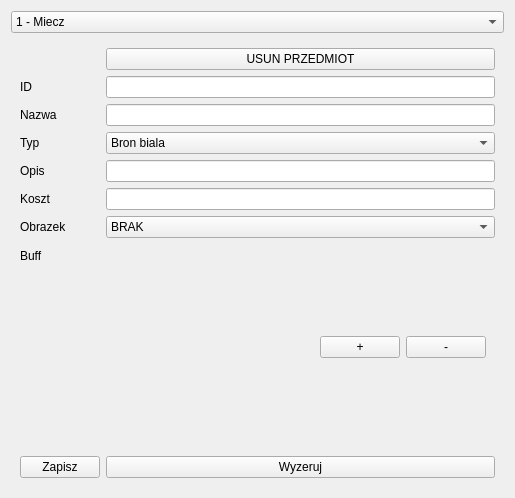
Old version of the form DataManager/forms/GUI/item/itemsview.ui in the repository jurikimurik/Witcher_Adventures_PHP_QTCPP.
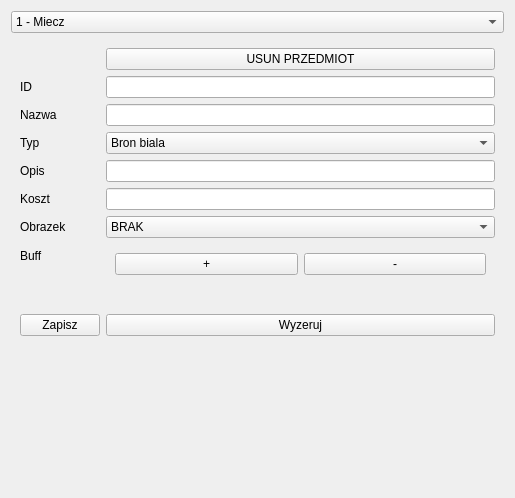
New version of the form.

Commit message: BuffView connected with ItemView.

What changed in the file:
```diff
--- a/DataManager/forms/GUI/item/itemsview.ui
+++ b/DataManager/forms/GUI/item/itemsview.ui
@@ -38,7 +38,23 @@
      <property name="enabled">
       <bool>true</bool>
      </property>
+     <property name="sizePolicy">
+      <sizepolicy hsizetype="Expanding" vsizetype="Expanding">
+       <horstretch>0</horstretch>
+       <verstretch>0</verstretch>
+      </sizepolicy>
+     </property>
      <layout class="QFormLayout" name="formLayout">
+      <property name="fieldGrowthPolicy">
+       <enum>QFormLayout::AllNonFixedFieldsGrow</enum>
+      </property>
+      <item row="0" column="1">
+       <widget class="QPushButton" name="pushButton">
+        <property name="text">
+         <string>USUN PRZEDMIOT</string>
+        </property>
+       </widget>
+      </item>
       <item row="1" column="0">
        <widget class="QLabel" name="idLabel">
         <property name="text">
@@ -123,29 +139,33 @@
         </property>
        </widget>
       </item>
+      <item row="9" column="0">
+       <widget class="QPushButton" name="saveButton">
+        <property name="text">
+         <string>Zapisz</string>
+        </property>
+       </widget>
+      </item>
+      <item row="9" column="1">
+       <widget class="QPushButton" name="cancelButton">
+        <property name="text">
+         <string>Wyzeruj</string>
+        </property>
+       </widget>
+      </item>
       <item row="7" column="1">
-       <widget class="QWidget" name="buffsWidget" native="true">
+       <widget class="QWidget" name="buttonsBuffsWidget" native="true">
         <layout class="QHBoxLayout" name="horizontalLayout">
-         <item>
-          <widget class="QWidget" name="attrWidget_1" native="true">
-           <property name="sizePolicy">
-            <sizepolicy hsizetype="Expanding" vsizetype="Expanding">
-             <horstretch>0</horstretch>
-             <verstretch>0</verstretch>
-            </sizepolicy>
-           </property>
-          </widget>
-         </item>
-         <item>
-          <widget class="QPushButton" name="plusButton">
-           <property name="text">
-            <string>+</string>
-           </property>
-          </widget>
-         </item>
          <item>
           <widget class="QPushButton" name="minusButton">
            <property name="text">
+            <string>+</string>
+           </property>
+          </widget>
+         </item>
+         <item>
+          <widget class="QPushButton" name="plusButton">
+           <property name="text">
             <string>-</string>
            </property>
           </widget>
@@ -153,25 +173,9 @@
         </layout>
        </widget>
       </item>
-      <item row="8" column="0">
-       <widget class="QPushButton" name="saveButton">
-        <property name="text">
-         <string>Zapisz</string>
-        </property>
-       </widget>
-      </item>
       <item row="8" column="1">
-       <widget class="QPushButton" name="cancelButton">
-        <property name="text">
-         <string>Wyzeruj</string>
-        </property>
-       </widget>
-      </item>
-      <item row="0" column="1">
-       <widget class="QPushButton" name="pushButton">
-        <property name="text">
-         <string>USUN PRZEDMIOT</string>
-        </property>
+       <widget class="QWidget" name="buffsWidget" native="true">
+        <layout class="QHBoxLayout" name="horizontalLayout_2"/>
        </widget>
       </item>
      </layout>
```
Left out of the diff: 40 changed lines with no effect on the pictures. The commit also changes 9 other files.
